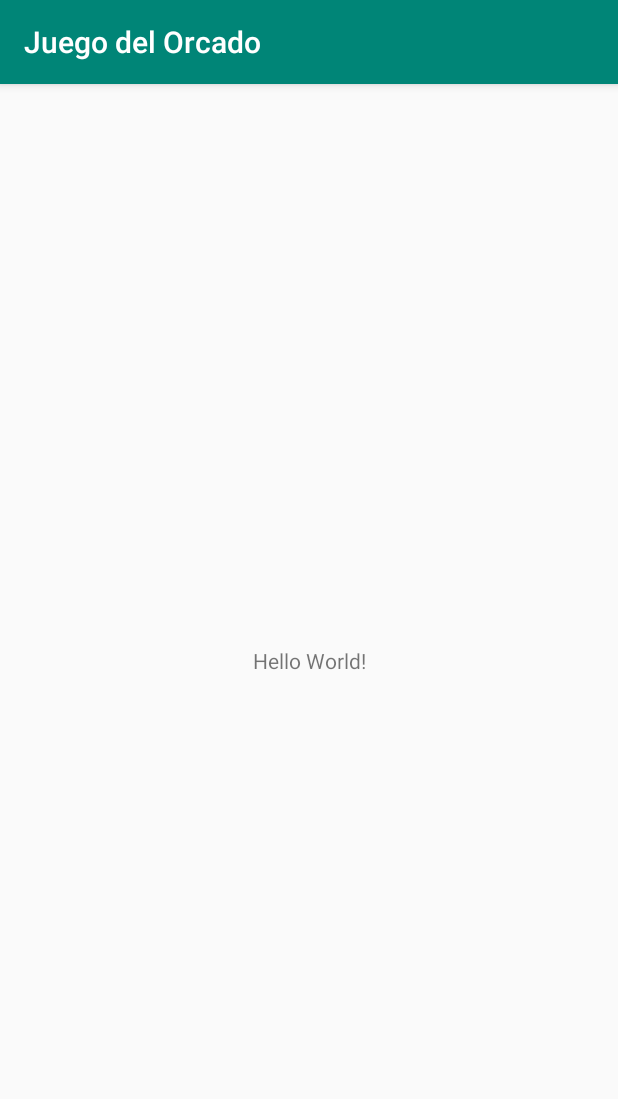
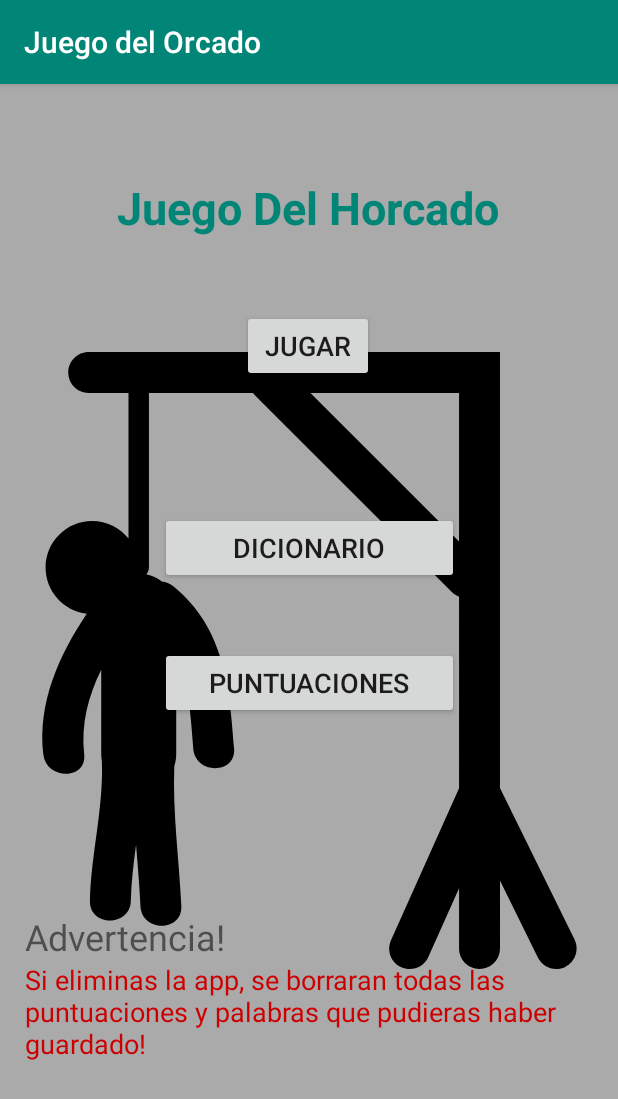
Before and after one commit to Furiduri/JuegoDelHorcado, an Android app: the screen it shows after launch (MainActivity), on a phone screen of 412 x 824 dp. Shown: the top 1099 px of the screen. Run offline under Robolectric (Android 15) with nearby library versions, the phone set to English and light mode, and no system bars.

```diff
--- a/app/build.gradle
+++ b/app/build.gradle
@@ -9,6 +9,7 @@ android {
         versionCode 1
         versionName "1.0"
         testInstrumentationRunner "android.support.test.runner.AndroidJUnitRunner"
+
     }
     buildTypes {
         release {
--- a/app/src/main/AndroidManifest.xml
+++ b/app/src/main/AndroidManifest.xml
@@ -9,6 +9,8 @@
         android:roundIcon="@mipmap/ic_launcher_round"
         android:supportsRtl="true"
         android:theme="@style/AppTheme">
+        <activity android:name=".Winer"></activity>
+        <activity android:name=".Start_Game" />
         <activity android:name=".MainActivity">
             <intent-filter>
                 <action android:name="android.intent.action.MAIN" />
--- /dev/null
+++ b/app/src/main/java/com/example/GameHangman/Entidades/ObjUsuario.java
@@ -0,0 +1,4 @@
+package com.example.GameHangman.Entidades;
+
+public class ObjUsuario {
+}
--- /dev/null
+++ b/app/src/main/res/drawable/ic_ahorcado.xml
@@ -0,0 +1,4 @@
+<vector android:height="24dp" android:viewportHeight="90.521"
+    android:viewportWidth="90.521" android:width="24dp" xmlns:android="http://schemas.android.com/apk/res/android">
+    <path android:fillColor="#FF000000" android:pathData="M84.145,86.195L73.203,63.96v-2.965V0H12.87c-1.657,0 -3,1.343 -3,3c0,1.657 1.343,3 3,3h5.834v21.355c-1.252,-1.562 -3.173,-2.566 -5.331,-2.566c-3.772,0 -6.831,3.058 -6.831,6.831c0,3.504 2.64,6.388 6.038,6.781C8.475,44.55 5.367,51.445 6.204,59.02c0.42,3.801 6.425,3.842 6,0c-0.496,-4.494 0.618,-8.59 2.5,-12.414V59.02c0,0.344 0.036,0.679 0.096,1.006c0.264,6.894 -1.598,13.615 -1.752,20.494c-0.087,3.871 5.913,3.862 6,0c0.062,-2.763 0.401,-5.498 0.767,-8.229c0.236,2.991 0.502,5.98 0.64,8.979c0.177,3.854 6.177,3.869 6,0c-0.313,-6.846 -1.297,-13.662 -1.032,-20.521c0.18,-0.545 0.282,-1.125 0.282,-1.729V44.625c1.855,4.047 2.137,8.667 2.5,13.561c0.285,3.834 6.287,3.862 6,0c-0.673,-9.049 -1.41,-17.63 -8.879,-23.788c-0.551,-0.455 -1.148,-0.677 -1.734,-0.724c-0.655,-0.514 -1.427,-0.885 -2.272,-1.059c0.237,-0.265 0.385,-0.611 0.385,-0.995V6h15.284c0.1,0.141 0.205,0.279 0.331,0.405l28.822,28.821c0.312,0.311 0.676,0.534 1.062,0.68v25.09v3.021l-9.986,22.274c-0.679,1.513 -0.002,3.287 1.51,3.965c0.397,0.179 0.814,0.265 1.226,0.265c1.146,0 2.24,-0.66 2.739,-1.773l4.512,-10.066v8.838c0,1.656 1.343,3 3,3s3,-1.344 3,-3v-9.973l5.56,11.297c0.521,1.061 1.586,1.676 2.692,1.676c0.445,0 0.896,-0.1 1.322,-0.31C84.266,89.479 84.876,87.682 84.145,86.195zM45.399,6h21.804v21.803L45.399,6z"/>
+</vector>
--- /dev/null
+++ b/app/src/main/res/drawable/ic_death.xml
@@ -0,0 +1,5 @@
+<vector android:height="24dp" android:viewportHeight="512"
+    android:viewportWidth="512" android:width="24dp" xmlns:android="http://schemas.android.com/apk/res/android">
+    <path android:fillColor="#FF000000" android:pathData="M376,33c-60.659,0 -99.595,42.012 -120,79.849C235.595,75.011 196.659,33 136,33C59.037,33 0,95.446 0,178.268c0,21.61 4.327,41.561 12.294,60.732h114.434l25.854,-51.709c5.098,-10.166 21.738,-10.166 26.836,0L226,280.456l16.582,-33.164c5.098,-10.166 21.738,-10.166 26.836,0L286,280.456l46.582,-93.164c5.098,-10.166 21.738,-10.166 26.836,0L385.272,239h114.434C507.673,219.829 512,199.878 512,178.268C512,95.446 452.963,33 376,33z"/>
+    <path android:fillColor="#FF000000" android:pathData="M376,269c-5.684,0 -10.869,-3.208 -13.418,-8.291L346,227.545l-46.582,93.164C296.869,325.792 291.684,329 286,329c-5.684,0 -10.869,-3.208 -13.418,-8.291L256,287.545l-16.582,33.164c-5.098,10.166 -21.738,10.166 -26.836,0L166,227.545l-16.582,33.164C146.869,265.792 141.684,269 136,269H28.037c30.873,48.574 86.474,94.713 156.024,153.413c19.526,16.479 40.298,34.014 62.109,52.925c2.827,2.446 6.328,3.662 9.829,3.662s7.002,-1.216 9.829,-3.662c21.812,-18.911 42.583,-36.445 62.109,-52.925c69.551,-58.7 125.151,-104.839 156.024,-153.413H376z"/>
+</vector>
--- /dev/null
+++ b/app/src/main/res/drawable/ic_life.xml
@@ -0,0 +1,4 @@
+<vector android:height="24dp" android:viewportHeight="50"
+    android:viewportWidth="50" android:width="24dp" xmlns:android="http://schemas.android.com/apk/res/android">
+    <path android:fillColor="#D75A4A" android:pathData="M24.85,10.126c2.018,-4.783 6.628,-8.125 11.99,-8.125c7.223,0 12.425,6.179 13.079,13.543c0,0 0.353,1.828 -0.424,5.119c-1.058,4.482 -3.545,8.464 -6.898,11.503L24.85,48L7.402,32.165c-3.353,-3.038 -5.84,-7.021 -6.898,-11.503c-0.777,-3.291 -0.424,-5.119 -0.424,-5.119C0.734,8.179 5.936,2 13.159,2C18.522,2 22.832,5.343 24.85,10.126z"/>
+</vector>
--- a/app/src/main/res/layout/activity_main.xml
+++ b/app/src/main/res/layout/activity_main.xml
@@ -4,15 +4,127 @@
     xmlns:tools="http://schemas.android.com/tools"
     android:layout_width="match_parent"
     android:layout_height="match_parent"
+    android:background="@android:color/darker_gray"
     tools:context=".MainActivity">
 
+    <ImageView
+        android:id="@+id/imageView"
+        android:layout_width="411dp"
+        android:layout_height="731dp"
+        android:background="@android:color/darker_gray"
+        android:contentDescription="TODO"
+        app:layout_constraintBottom_toBottomOf="parent"
+        app:layout_constraintEnd_toEndOf="parent"
+        app:layout_constraintStart_toStartOf="parent"
+        app:layout_constraintTop_toTopOf="parent"
+        app:srcCompat="@drawable/ic_ahorcado" />
+
     <TextView
+        android:id="@+id/textView2"
         android:layout_width="wrap_content"
         android:layout_height="wrap_content"
-        android:text="Hello World!"
+        android:text="Juego Del Horcado"
+        android:textColor="@color/colorPrimary"
+        android:textSize="30sp"
+        android:textStyle="bold"
         app:layout_constraintBottom_toBottomOf="parent"
+        app:layout_constraintHorizontal_bias="0.496"
         app:layout_constraintLeft_toLeftOf="parent"
         app:layout_constraintRight_toRightOf="parent"
+        app:layout_constraintTop_toTopOf="parent"
+        app:layout_constraintVertical_bias="0.085" />
+
+    <Button
+        android:id="@+id/btnStart"
+        android:layout_width="wrap_content"
+        android:layout_height="wrap_content"
+        android:layout_marginStart="8dp"
+        android:layout_marginLeft="8dp"
+        android:layout_marginTop="8dp"
+        android:layout_marginEnd="8dp"
+        android:layout_marginRight="8dp"
+        android:layout_marginBottom="8dp"
+        android:onClick="onClick"
+        android:text="Jugar"
+        android:textSize="18sp"
+        app:layout_constraintBottom_toBottomOf="parent"
+        app:layout_constraintEnd_toEndOf="parent"
+        app:layout_constraintHorizontal_bias="0.498"
+        app:layout_constraintStart_toStartOf="parent"
+        app:layout_constraintTop_toTopOf="parent"
+        app:layout_constraintVertical_bias="0.203" />
+
+    <Button
+        android:id="@+id/btnDiccionary"
+        android:layout_width="199dp"
+        android:layout_height="48dp"
+        android:layout_marginStart="8dp"
+        android:layout_marginLeft="8dp"
+        android:layout_marginTop="8dp"
+        android:layout_marginEnd="8dp"
+        android:layout_marginRight="8dp"
+        android:layout_marginBottom="8dp"
+        android:onClick="onClick"
+        android:text="Dicionario"
+        android:textSize="18sp"
+        app:layout_constraintBottom_toBottomOf="parent"
+        app:layout_constraintEnd_toEndOf="parent"
+        app:layout_constraintStart_toStartOf="parent"
+        app:layout_constraintTop_toTopOf="parent"
+        app:layout_constraintVertical_bias="0.394" />
+
+    <Button
+        android:id="@+id/btnDiccionary2"
+        android:layout_width="199dp"
+        android:layout_height="48dp"
+        android:layout_marginStart="8dp"
+        android:layout_marginLeft="8dp"
+        android:layout_marginTop="8dp"
+        android:layout_marginEnd="8dp"
+        android:layout_marginRight="8dp"
+        android:layout_marginBottom="8dp"
+        android:onClick="onClick"
+        android:text="Puntuaciones"
+        android:textSize="18sp"
+        app:layout_constraintBottom_toBottomOf="parent"
+        app:layout_constraintEnd_toEndOf="parent"
+        app:layout_constraintStart_toStartOf="parent"
+        app:layout_constraintTop_toBottomOf="@+id/btnDiccionary"
+        app:layout_constraintVertical_bias="0.091" />
+
+    <TextView
+        android:id="@+id/textView"
+        android:layout_width="379dp"
+        android:layout_height="71dp"
+        android:layout_marginStart="16dp"
+        android:layout_marginLeft="16dp"
+        android:layout_marginTop="566dp"
+        android:layout_marginEnd="16dp"
+        android:layout_marginRight="16dp"
+        android:layout_marginBottom="94dp"
+        android:text="Si eliminas la app, se borraran todas las puntuaciones y palabras que pudieras haber guardado!"
+        android:textColor="@android:color/holo_red_dark"
+        android:textSize="18sp"
+        app:layout_constraintBottom_toBottomOf="parent"
+        app:layout_constraintEnd_toEndOf="parent"
+        app:layout_constraintStart_toStartOf="parent"
+        app:layout_constraintTop_toTopOf="parent" />
+
+    <TextView
+        android:id="@+id/textView3"
+        android:layout_width="wrap_content"
+        android:layout_height="wrap_content"
+        android:layout_marginStart="16dp"
+        android:layout_marginLeft="16dp"
+        android:layout_marginTop="534dp"
+        android:layout_marginEnd="262dp"
+        android:layout_marginRight="262dp"
+        android:layout_marginBottom="165dp"
+        android:text="Advertencia!"
+        android:textSize="24sp"
+        app:layout_constraintBottom_toBottomOf="parent"
+        app:layout_constraintEnd_toEndOf="parent"
+        app:layout_constraintStart_toStartOf="parent"
         app:layout_constraintTop_toTopOf="parent" />
 
 </android.support.constraint.ConstraintLayout>
--- a/build.gradle
+++ b/build.gradle
@@ -7,7 +7,7 @@ buildscript {
 
     }
     dependencies {
-        classpath 'com.android.tools.build:gradle:3.3.0'
+        classpath 'com.android.tools.build:gradle:3.3.2'
 
         // NOTE: Do not place your application dependencies here; they belong
         // in the individual module build.gradle files
```
Also changed, not shown: app/src/main/java/com/example/GameHangman/ConexionSQLite.java (added, +26 -0 lines), app/src/main/java/com/example/GameHangman/Entidades/ObjPalabra.java (added, +25 -0 lines), app/src/main/java/com/example/GameHangman/MainActivity.java (+14 -0 lines), app/src/main/java/com/example/GameHangman/Start_Game.java (added, +130 -0 lines), app/src/main/java/com/example/GameHangman/Utilidades/palabras_sql.java (added, +17 -0 lines), app/src/main/java/com/example/GameHangman/Winer.java (added, +13 -0 lines), app/src/main/res/layout/activity_start__game.xml (added, +164 -0 lines), app/src/main/res/layout/activity_winer.xml (added, +27 -0 lines).
